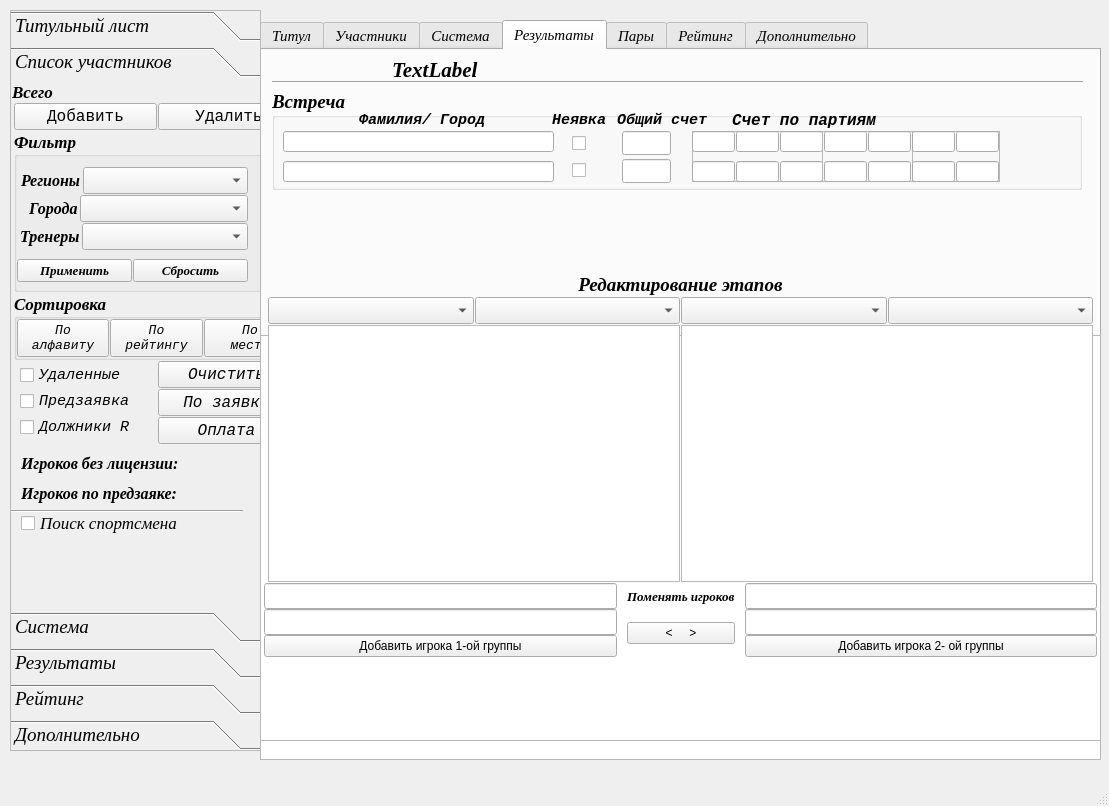
Kaspar0810/Competitions_TT_v3, file UI/main_window.ui: the form before one commit.
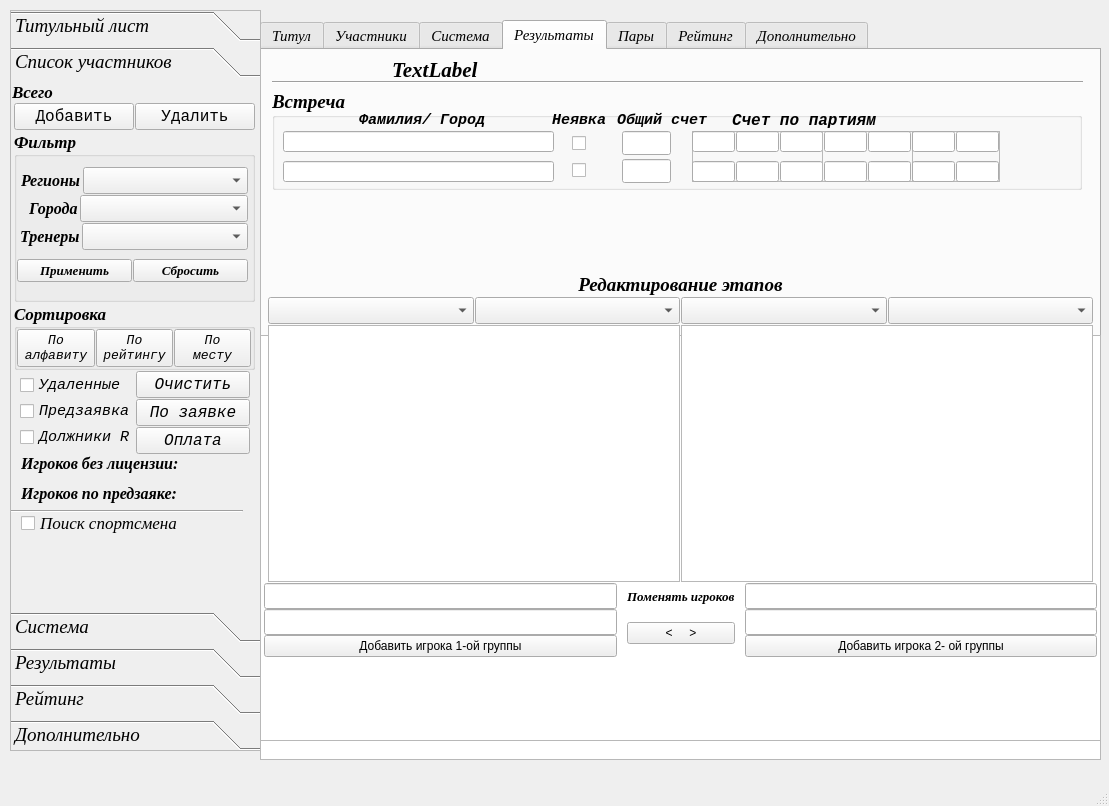
The form after the commit. The open tabs and pages were chosen to show the change. Icons and pictures are not drawn.

Commit message: кореекция формы

```diff
--- a/UI/main_window.ui
+++ b/UI/main_window.ui
@@ -3845,8 +3845,8 @@
        <rect>
         <x>3</x>
         <y>20</y>
-        <width>286</width>
-        <height>341</height>
+        <width>241</width>
+        <height>351</height>
        </rect>
       </property>
       <layout class="QVBoxLayout" name="verticalLayout_5">
```
Left out of the diff: 14 changed lines with no effect on the pictures. The commit also changes 5 other files.
